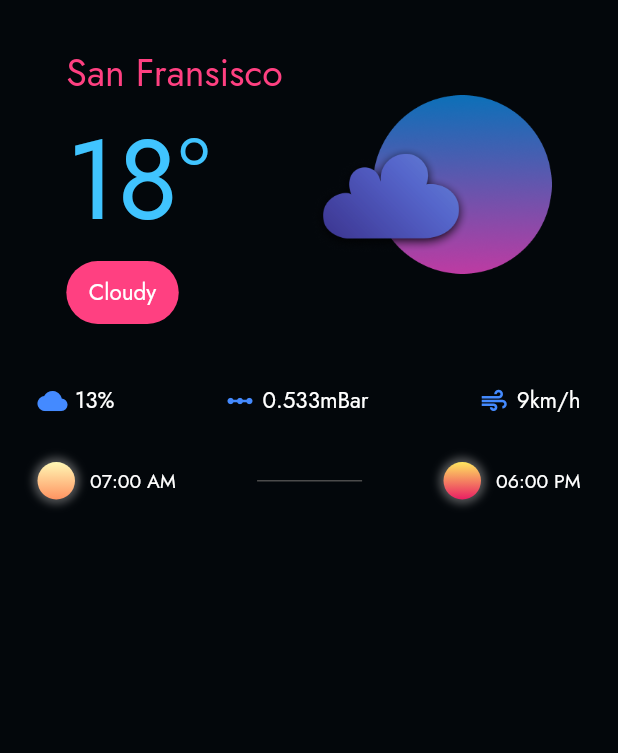
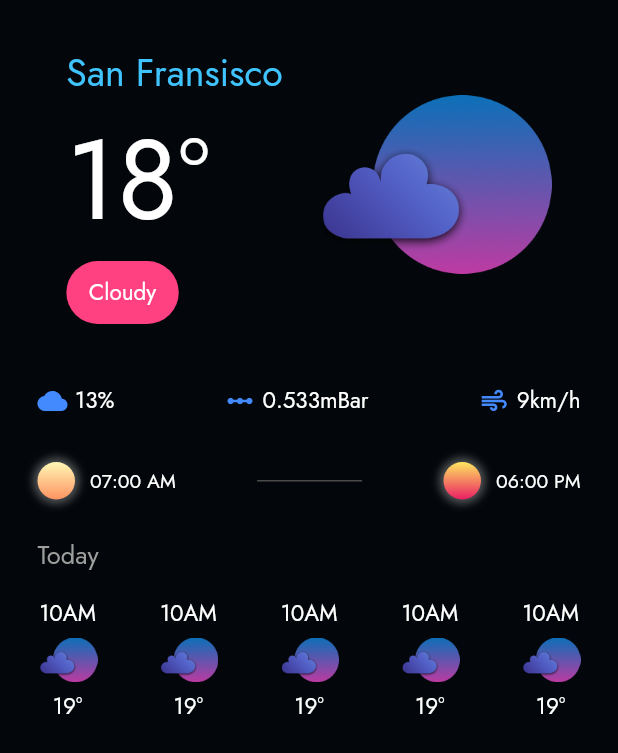
Before and after one commit to i-umairkhan/u_weather, a Flutter app: the screen it shows after launch, on a phone screen of 412 x 824 dp. Shown: the top 753 px of the screen. Run offline on Flutter 3.47's test engine with Material 2 defaults, Android fonts, the phone set to English and light mode, and no system bars; our stand-ins replace google_fonts.

Commit message:
today stats added

```diff
--- /dev/null
+++ b/lib/Components/today_stats.dart
@@ -0,0 +1,41 @@
+import 'package:flutter/material.dart';
+import 'package:google_fonts/google_fonts.dart';
+
+class TodayStats extends StatelessWidget {
+  const TodayStats({
+    Key? key,
+  }) : super(key: key);
+
+  @override
+  Widget build(BuildContext context) {
+    return Column(
+      crossAxisAlignment: CrossAxisAlignment.center,
+      children: [
+        Text(
+          '10AM',
+          style: GoogleFonts.jost(
+            fontSize: 15,
+            textStyle: const TextStyle(color: Colors.white),
+          ),
+        ),
+        const SizedBox(
+          height: 5,
+        ),
+        Image.asset(
+          'images/cloudy.png',
+          width: 40,
+        ),
+        const SizedBox(
+          height: 5,
+        ),
+        Text(
+          '19°',
+          style: GoogleFonts.jost(
+            fontSize: 15,
+            textStyle: const TextStyle(color: Colors.white),
+          ),
+        )
+      ],
+    );
+  }
+}
--- a/lib/Screens/home_screen.dart
+++ b/lib/Screens/home_screen.dart
@@ -2,6 +2,7 @@ import 'package:flutter/material.dart';
 import 'package:google_fonts/google_fonts.dart';
 import '../Components/icon_info.dart';
 import '../Components/sun_widget.dart';
+import '../Components/today_stats.dart';
 
 class HomeScreen extends StatelessWidget {
   const HomeScreen({Key? key}) : super(key: key);
@@ -12,6 +13,7 @@ class HomeScreen extends StatelessWidget {
       backgroundColor: const Color(0XFF03070B),
       body: SafeArea(
         child: Column(
+          crossAxisAlignment: CrossAxisAlignment.start,
           children: [
             Padding(
               padding: const EdgeInsets.symmetric(horizontal: 25, vertical: 30),
@@ -26,15 +28,15 @@ class HomeScreen extends StatelessWidget {
                         'San Fransisco',
                         style: GoogleFonts.jost(
                           fontSize: 25,
-                          textStyle: const TextStyle(color: Colors.pinkAccent),
+                          textStyle:
+                              const TextStyle(color: Colors.lightBlueAccent),
                         ),
                       ),
                       Text(
                         '18°',
                         style: GoogleFonts.jost(
                           fontSize: 75,
-                          textStyle:
-                              const TextStyle(color: Colors.lightBlueAccent),
+                          textStyle: const TextStyle(color: Colors.white),
                         ),
                       ),
                       Container(
@@ -105,6 +107,29 @@ class HomeScreen extends StatelessWidget {
                 ),
               ],
             ),
+            Padding(
+              padding: const EdgeInsets.symmetric(horizontal: 25, vertical: 5),
+              child: Text(
+                'Today',
+                style: GoogleFonts.jost(
+                  fontSize: 17,
+                  textStyle: const TextStyle(color: Colors.grey),
+                ),
+              ),
+            ),
+            Padding(
+              padding: const EdgeInsets.symmetric(horizontal: 25, vertical: 10),
+              child: Row(
+                mainAxisAlignment: MainAxisAlignment.spaceBetween,
+                children: const [
+                  TodayStats(),
+                  TodayStats(),
+                  TodayStats(),
+                  TodayStats(),
+                  TodayStats(),
+                ],
+              ),
+            )
           ],
         ),
       ),
```
